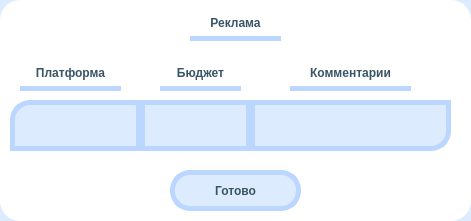
The window that CRM/editUI/editAd.ui (Plnguins/CRM) describes before a commit, drawn with Qt 5.
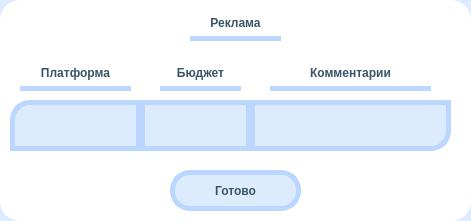
The same window after the commit.

The edit to the form file:
```diff
--- a/CRM/editUI/editAd.ui
+++ b/CRM/editUI/editAd.ui
@@ -73,9 +73,9 @@
   <widget class="QLabel" name="Comments">
    <property name="geometry">
     <rect>
-     <x>290</x>
+     <x>270</x>
      <y>60</y>
-     <width>121</width>
+     <width>161</width>
      <height>31</height>
     </rect>
    </property>
@@ -192,7 +192,7 @@
     <rect>
      <x>20</x>
      <y>60</y>
-     <width>101</width>
+     <width>111</width>
      <height>31</height>
     </rect>
    </property>
```
Left out of the diff: 6 changed lines with no effect on the pictures.
